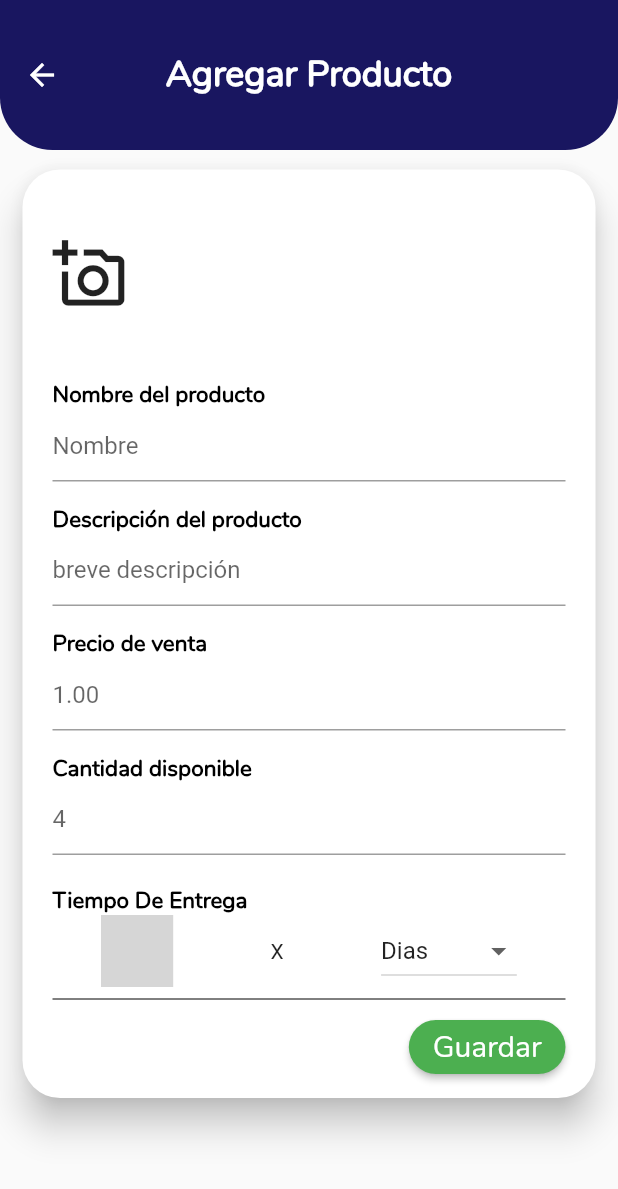
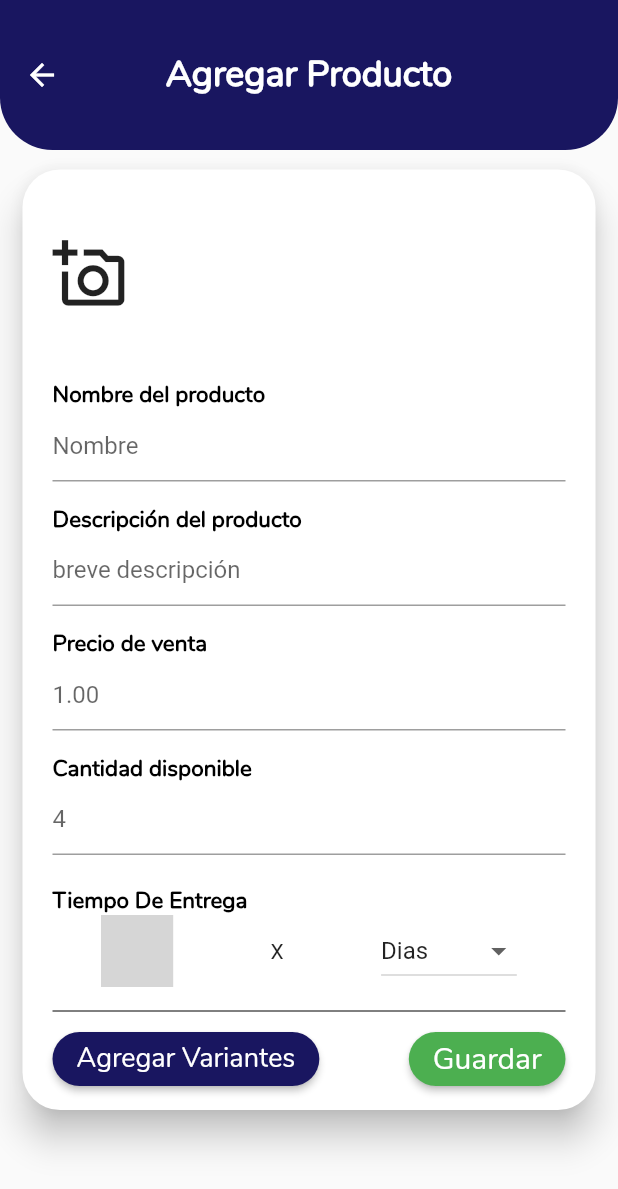
Before and after one commit to marioki/Tienditas-Mobile-App-PU, a Flutter app: the StoreInventory screen opened directly, after a tap on "Crear Producto", on a phone screen of 412 x 824 dp. Shown: the top 1189 px of the screen. Run offline on Flutter 3.47's test engine with Material 2 defaults, Android fonts, the phone set to English and light mode, and no system bars; our stand-ins replace badges, firebase_auth, firebase_core, flutter_swiper, google_sign_in, image_picker and 4 more; missing offline and left inert: apple_sign_in, credit_card, expansion_card; accounts and stored records are empty; statements that could not run were skipped; grey boxes are pictures that could not be loaded.

Commit message:
ft-edgar

```diff
--- a/lib/src/modelos/product_model.dart
+++ b/lib/src/modelos/product_model.dart
@@ -63,7 +63,8 @@ class ProductElement {
       this.parentStoreTag,
       this.deliveryTime,
       this.discountPercentage,
-      this.discountPrice});
+      this.discountPrice,
+      this.variants});
 
   String storeTagName;
   String quantity;
@@ -79,12 +80,13 @@ class ProductElement {
   List<String> imagesUrlList;
   String discountPercentage;
   String discountPrice;
+  List<Variant> variants;
+
 
   //===Added Properties for cart page
   int cartItemAmount = 1;
   String parentStoreTag;
   String hexColor;
-
   String deliveryTime;
 
   factory ProductElement.fromJson(Map<String, dynamic> json) => ProductElement(
@@ -103,6 +105,7 @@ class ProductElement {
         deliveryTime: json["delivery_time"],
         discountPercentage: json["discount_percentage"],
         discountPrice: json["discount_price"],
+        variants: json["variants"] == null ? null : List<Variant>.from(json["variants"].map((x) => Variant.fromJson(x))),
       );
 
   Map<String, dynamic> toJson() => {
@@ -120,8 +123,57 @@ class ProductElement {
         "images_url": List<dynamic>.from(imagesUrlList.map((x) => x)),
         "delivery_time": deliveryTime,
         "discount_price": discountPrice,
-        "discount_percentage": discountPercentage
+        "discount_percentage": discountPercentage,
+        "variants": variants == null ? null : List<dynamic>.from(variants.map((x) => x.toJson())),
       };
+}
+
+class Variant {
+    String name;
+    String quantity;
+    String price;
+
+    String get variantName {
+      return this.name;
+    }
+
+    set variantName(String name) {
+      this.name = name;
+    }
+
+    String get variantQuantity {
+      return this.name;
+    }
+
+    set variantQuantity(String quantity) {
+      this.quantity = quantity;
+    }
+
+    String get variantPrice {
+      return this.name;
+    }
+
+    set variantPrice(String price) {
+      this.price = price;
+    }
+
+    Variant({
+        this.name,
+        this.quantity,
+        this.price,
+    });
+
+    factory Variant.fromJson(Map<String, dynamic> json) => Variant(
+        name: json["name"],
+        quantity: json["quantity"],
+        price: json["price"],
+    );
+
+    Map<String, dynamic> toJson() => {
+        "name": name,
+        "quantity": quantity,
+        "price": price,
+    };
 }
 
 enum Outstanding { FALSE }
--- a/lib/src/pages/store/create_store_product.dart
+++ b/lib/src/pages/store/create_store_product.dart
@@ -1,9 +1,9 @@
 import 'dart:convert';
 import 'dart:io' as Io;
-
 import 'package:app_tiendita/src/constants/api_constants.dart';
 import 'package:app_tiendita/src/modelos/product_model.dart';
 import 'package:app_tiendita/src/modelos/response_model.dart';
+import 'package:app_tiendita/src/pages/store/product_variant_page.dart';
 import 'package:app_tiendita/src/providers/product_items_provider.dart';
 import 'package:app_tiendita/src/state_providers/login_state.dart';
 import 'package:app_tiendita/src/tienditas_themes/my_themes.dart';
@@ -48,23 +48,23 @@ class _CreateStoreProductState extends State<CreateStoreProduct> {
         onTap: () {
           FocusScope.of(context).requestFocus(new FocusNode());
         },
-        child: EditDeliveryOptionCard(storeTagName: widget.storeTagName),
+        child: CreateStoreProductCard(storeTagName: widget.storeTagName),
       ),
     );
   }
 }
 
 // ignore: must_be_immutable
-class EditDeliveryOptionCard extends StatefulWidget {
-  EditDeliveryOptionCard({@required this.storeTagName});
+class CreateStoreProductCard extends StatefulWidget {
+  CreateStoreProductCard({@required this.storeTagName});
 
   final String storeTagName;
 
   @override
-  _EditDeliveryOptionCardState createState() => _EditDeliveryOptionCardState();
+  _CreateStoreProductCardState createState() => _CreateStoreProductCardState();
 }
 
-class _EditDeliveryOptionCardState extends State<EditDeliveryOptionCard> {
+class _CreateStoreProductCardState extends State<CreateStoreProductCard> {
   ProductElement productElement;
   final _formKey = GlobalKey<FormState>();
   bool isLoading = false;
@@ -74,6 +74,7 @@ class _EditDeliveryOptionCardState extends State<EditDeliveryOptionCard> {
   String itemName;
   String description;
   String quantity;
+  List<Variant> variants = [];
 
   //Future<Io.File> imageFile;
   Future<dynamic> imageFile;
@@ -279,15 +280,41 @@ class _EditDeliveryOptionCardState extends State<EditDeliveryOptionCard> {
                             color: Colors.black,
                             fontSize: 15,
                             fontWeight: FontWeight.bold,
-                            fontFamily: "Nunito"),
+                            fontFamily: "Nunito"
+                        ),
                       ),
                       _buildDeliveryTimeWidget(),
+                      SizedBox(
+                        height: 8,
+                      ),
                       Divider(
                         color: Colors.black,
                       ),
                       Align(
                         alignment: Alignment.bottomRight,
-                        child: RaisedButton(
+                        child: Row(
+                          mainAxisAlignment: MainAxisAlignment.spaceBetween,
+                          children: <Widget>[
+                            RaisedButton(
+                              onPressed: () {
+                                goToVariantScreen(
+                                  context
+                                );
+                              },
+                              color: Color(0xFF191660),
+                              shape: RoundedRectangleBorder(
+                                borderRadius: BorderRadius.circular(30.0),
+                              ),
+                              textColor: Colors.white,
+                              child: Text(
+                                "Agregar Variantes",
+                                style: TextStyle(
+                                    fontSize: 18,
+                                    fontWeight: FontWeight.normal,
+                                    fontFamily: "Nunito"),
+                              ),
+                            ),
+                            RaisedButton(
                               onPressed: () async {
                                 if (_formKey.currentState.validate()) {
                                   pr.show();
@@ -308,8 +335,8 @@ class _EditDeliveryOptionCardState extends State<EditDeliveryOptionCard> {
                                       description: description,
                                       itemName: itemName,
                                       deliveryTime: getDeliveryTimeInfo(),
-                                  userIdToken: Provider.of<LoginState>(context)
-                                      .currentUserIdToken,
+                                      userIdToken: Provider.of<LoginState>(context).currentUserIdToken,
+                                      variants: variants
                                     );
                                     if (response.statusCode == 200) {
                                       pr.hide();
@@ -334,17 +361,15 @@ class _EditDeliveryOptionCardState extends State<EditDeliveryOptionCard> {
                                     }
                                   } else {
                                     //Create product when img is null
-                                Scaffold.of(context).showSnackBar(
-                                    SnackBar(content: Text('Procesando')));
-                                response =
-                                    await ProductProvider().createProduct(
+                                    Scaffold.of(context).showSnackBar(SnackBar(content: Text('Imagen del producto es requerido')));
+                                    response = await ProductProvider().createProduct(
                                       quantity: quantity,
                                       storeTagName: widget.storeTagName,
                                       finalPrice: finalPrice,
                                       itemName: itemName,
                                       description: description,
-                                  userIdToken: Provider.of<LoginState>(context)
-                                      .currentUserIdToken,
+                                      userIdToken: Provider.of<LoginState>(context).currentUserIdToken,
+                                      variants: variants
                                     );
                                     if (response.statusCode == 200) {
                                       pr.hide();
@@ -380,6 +405,8 @@ class _EditDeliveryOptionCardState extends State<EditDeliveryOptionCard> {
                                     fontWeight: FontWeight.normal,
                                     fontFamily: "Nunito"),
                               ),
+                            ),
+                          ]
                         ),
                       ),
                     ]),
@@ -492,4 +519,25 @@ class _EditDeliveryOptionCardState extends State<EditDeliveryOptionCard> {
       ],
     );
   }
+
+  Future<void> goToVariantScreen(BuildContext context) async {
+    bool saveButtonIsVisible = false;
+    if (variants.length > 0) {
+      saveButtonIsVisible = true;
     }
+    final variantResult = await Navigator.push(
+     context,
+     MaterialPageRoute(
+       builder: (context) => ProductVariant(
+         variants: variants,
+         saveButtonIsVisible: saveButtonIsVisible,
+       ),
+     ),
+    );
+    if (variantResult != null) {
+      setState(() {
+        variants = variantResult;
+      });
+    }
+  }
+}
--- a/lib/src/pages/store/store_profile.dart
+++ b/lib/src/pages/store/store_profile.dart
@@ -94,7 +94,7 @@ class _StoreProfileState extends State<StoreProfile> {
                             resultTiendita.body.store.originalStoreName,
                       ),
                       Row(
-                        mainAxisAlignment: MainAxisAlignment.center,
+                        mainAxisAlignment: MainAxisAlignment.spaceBetween,
                         children: <Widget>[
                           StoreCard(
                             amount: resultTiendita.body.store.pendingBalance,
```
Also changed, not shown: lib/src/pages/store/edit_store_product.dart (+62 -26 lines), lib/src/pages/store/product_variant_page.dart (added, +296 -0 lines), lib/src/pages/store/store_inventory.dart (+7 -6 lines), lib/src/providers/product_items_provider.dart (+11 -5 lines), lib/src/pages/user/user_suggestions_page.dart (indentation only). Lines whose indentation alone changed are shown as unchanged.
